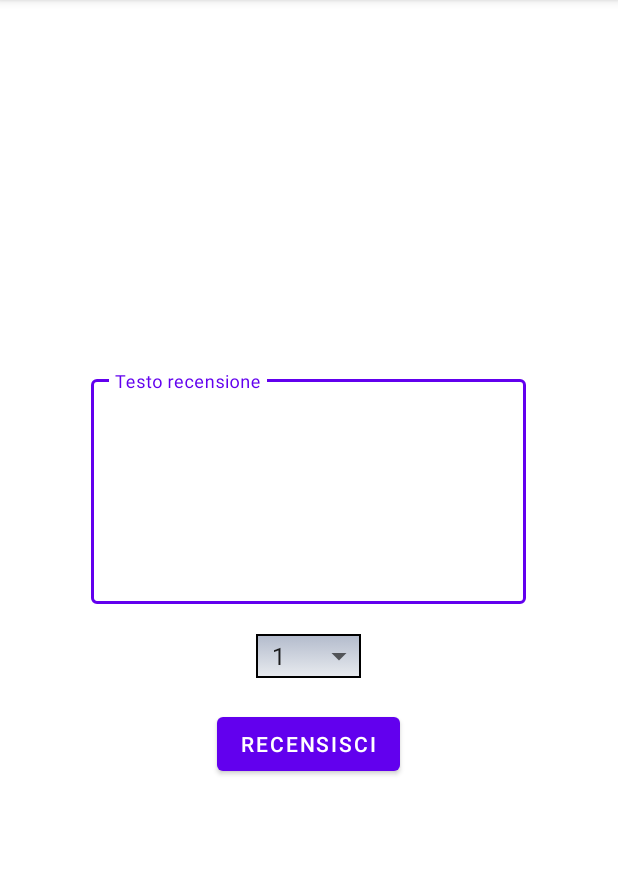
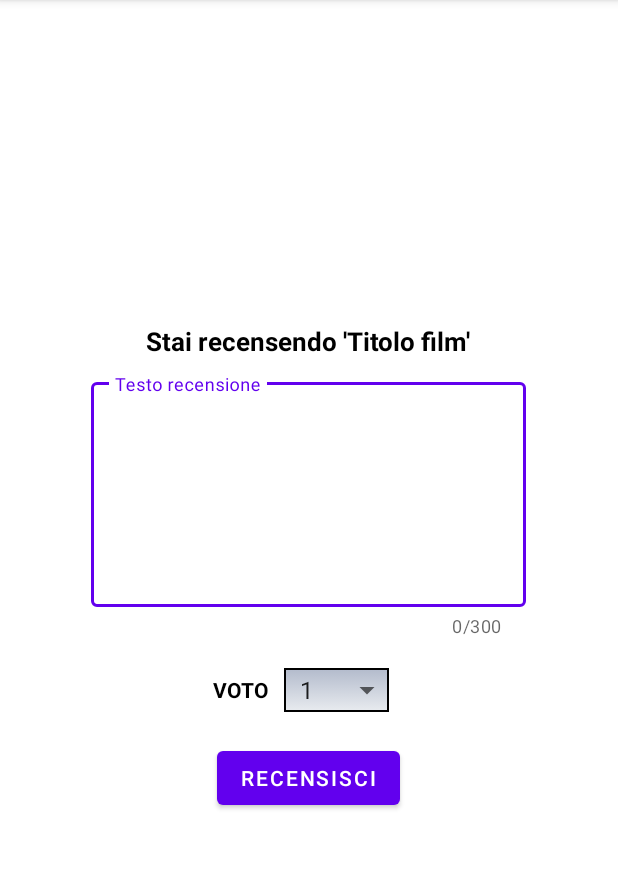
Before and after one commit to thewizard322/cinemates20, an Android app: the fragment InserisciRecensioneFragment shown on its own in the app's theme, on a phone screen of 412 x 824 dp, the part 84-953 px from its top. Run offline under Robolectric (Android 15) with nearby library versions, the phone set to English and light mode, and no system bars.

Commit message:
Aggiunto titolo film a "InserisciRecensione" e aggiunto max 300 caratteri al testo della recensione

```diff
--- a/app/src/main/java/com/example/cinemates20/Presenter/Fragment/InserisciRecensionePresenter.java
+++ b/app/src/main/java/com/example/cinemates20/Presenter/Fragment/InserisciRecensionePresenter.java
@@ -20,6 +20,8 @@ public class InserisciRecensionePresenter {
     public InserisciRecensionePresenter(InserisciRecensioneFragment inserisciRecensioneFragment, Film filmSelezionato){
         this.inserisciRecensioneFragment = inserisciRecensioneFragment;
         this.filmSelezionato = filmSelezionato;
+        inserisciRecensioneFragment.setTvFilmInserisciRecensione("Stai recensendo '"+
+                filmSelezionato.getTitolo()+"'");
         initializeListener();
     }
 
--- a/app/src/main/java/com/example/cinemates20/Presenter/Fragment/MostraFilmPresenter.java
+++ b/app/src/main/java/com/example/cinemates20/Presenter/Fragment/MostraFilmPresenter.java
@@ -10,7 +10,6 @@ import androidx.fragment.app.FragmentTransaction;
 
 import com.example.cinemates20.DAO.FilmDAO;
 import com.example.cinemates20.DAO.RecensioneDAO;
-import com.example.cinemates20.DAO.UtenteDAO;
 import com.example.cinemates20.Model.Film;
 import com.example.cinemates20.Model.Recensione;
 import com.example.cinemates20.Model.Utente;
--- a/app/src/main/java/com/example/cinemates20/View/Fragment/InserisciRecensioneFragment.java
+++ b/app/src/main/java/com/example/cinemates20/View/Fragment/InserisciRecensioneFragment.java
@@ -9,6 +9,7 @@ import android.view.View;
 import android.view.ViewGroup;
 import android.widget.Button;
 import android.widget.Spinner;
+import android.widget.TextView;
 import android.widget.Toast;
 
 import androidx.annotation.NonNull;
@@ -25,6 +26,7 @@ public class InserisciRecensioneFragment extends Fragment {
     private Spinner spinnerVoto;
     private TextInputLayout tilTestoRecensioneInserisciRecensione;
     private Button bRececensisciInserisciRecensione;
+    private TextView tvFilmInserisciRecensione;
     private ProgressDialog progressDialogRecensione;
 
     @Nullable
@@ -40,6 +42,7 @@ public class InserisciRecensioneFragment extends Fragment {
         spinnerVoto = view.findViewById(R.id.spinnerValutazioneRecensione);
         tilTestoRecensioneInserisciRecensione = view.findViewById(R.id.tilTestoRecensioneInserisciRecensione);
         bRececensisciInserisciRecensione = view.findViewById(R.id.bRececensisciInserisciRecensione);
+        tvFilmInserisciRecensione = view.findViewById(R.id.tvFilmInserisciRecensione);
         initializeProgressDialog();
 
         Bundle bundle = getArguments();
@@ -88,4 +91,8 @@ public class InserisciRecensioneFragment extends Fragment {
     public Button getbRececensisciInserisciRecensione() {
         return bRececensisciInserisciRecensione;
     }
+
+    public void setTvFilmInserisciRecensione(String msg){
+        tvFilmInserisciRecensione.setText(msg);
+    }
 }
--- a/app/src/main/res/layout/fragment_inseriscirecensione.xml
+++ b/app/src/main/res/layout/fragment_inseriscirecensione.xml
@@ -13,6 +13,16 @@
         android:gravity="center"
         android:orientation="vertical">
 
+        <TextView
+            android:id="@+id/tvFilmInserisciRecensione"
+            android:layout_width="wrap_content"
+            android:layout_height="wrap_content"
+            android:textColor="#000000"
+            android:textStyle="bold"
+            android:gravity="center"
+            android:textSize="17dp"
+            android:text="Stai recensendo 'Titolo film'"/>
+
         <com.google.android.material.textfield.TextInputLayout
             android:id="@+id/tilTestoRecensioneInserisciRecensione"
             style="@style/Widget.MaterialComponents.TextInputLayout.OutlinedBox"
@@ -20,7 +30,9 @@
             android:layout_height="wrap_content"
             android:layout_gravity="center"
             app:boxBackgroundColor="#FFFFFF"
-            android:layout_margin="10dp">
+            android:layout_margin="10dp"
+            app:counterMaxLength="300"
+            app:counterEnabled="true">
 
             <com.google.android.material.textfield.TextInputEditText
                 android:layout_width="match_parent"
@@ -37,16 +49,30 @@
 
         </com.google.android.material.textfield.TextInputLayout>
 
+        <LinearLayout
+            android:layout_width="match_parent"
+            android:layout_height="match_parent"
+            android:gravity="center"
+            android:orientation="horizontal">
+
+            <TextView
+                android:layout_width="wrap_content"
+                android:layout_height="wrap_content"
+                android:textStyle="bold"
+                android:textColor="#000000"
+                android:text="VOTO" />
+
             <Spinner
                 android:id="@+id/spinnerValutazioneRecensione"
                 android:layout_width="70dp"
                 android:layout_height="wrap_content"
                 android:dropDownWidth="70dp"
-            android:layout_gravity="center"
                 android:layout_margin="10dp"
                 android:spinnerMode="dropdown"
                 android:background="@drawable/spinner_custom"
                 android:entries="@array/stringArraySpinnerVoto"/>
+
+        </LinearLayout>
 
         <Button
             android:id="@+id/bRececensisciInserisciRecensione"
--- a/app/src/main/res/layout/row_mostrafilm.xml
+++ b/app/src/main/res/layout/row_mostrafilm.xml
@@ -99,7 +99,7 @@
                 android:layout_width="50dp"
                 android:layout_height="50dp"
                 android:layout_margin="4dp"
-                android:background="@drawable/buttoncircle_default"
+                android:background="@drawable/buttoncircle_custom"
                 app:backgroundTint="@null"
                 app:icon="@android:drawable/presence_away"
                 app:iconTint="@null"
@@ -112,7 +112,7 @@
                 android:layout_width="50dp"
                 android:layout_height="50dp"
                 android:layout_margin="4dp"
-                android:background="@drawable/buttoncircle_default"
+                android:background="@drawable/buttoncircle_custom"
                 app:backgroundTint="@null"
                 app:icon="@drawable/aggiungi_a_liste"
                 app:iconTint="@null"
```
Lines whose indentation alone changed are shown as unchanged.
